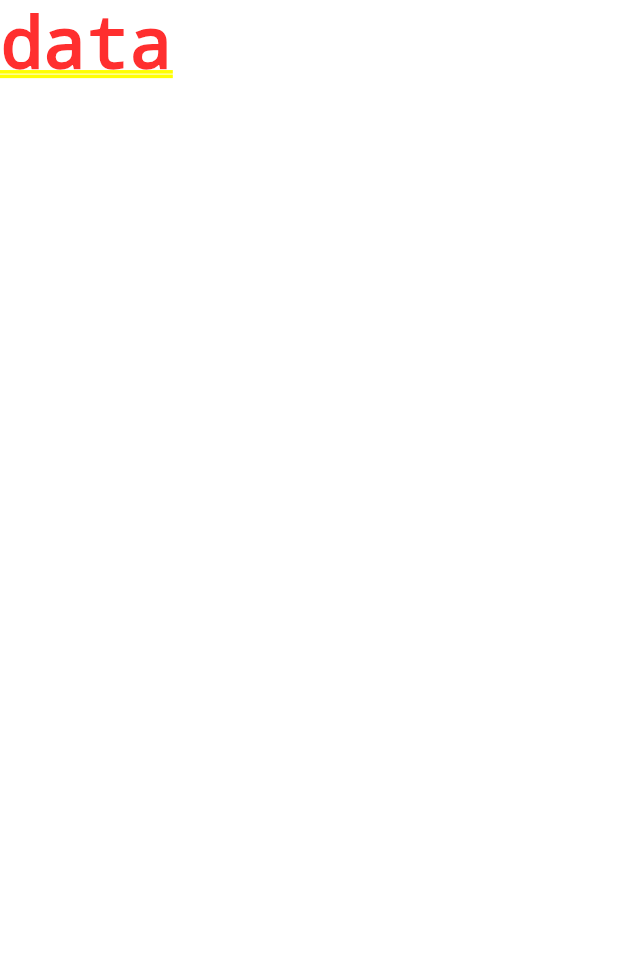
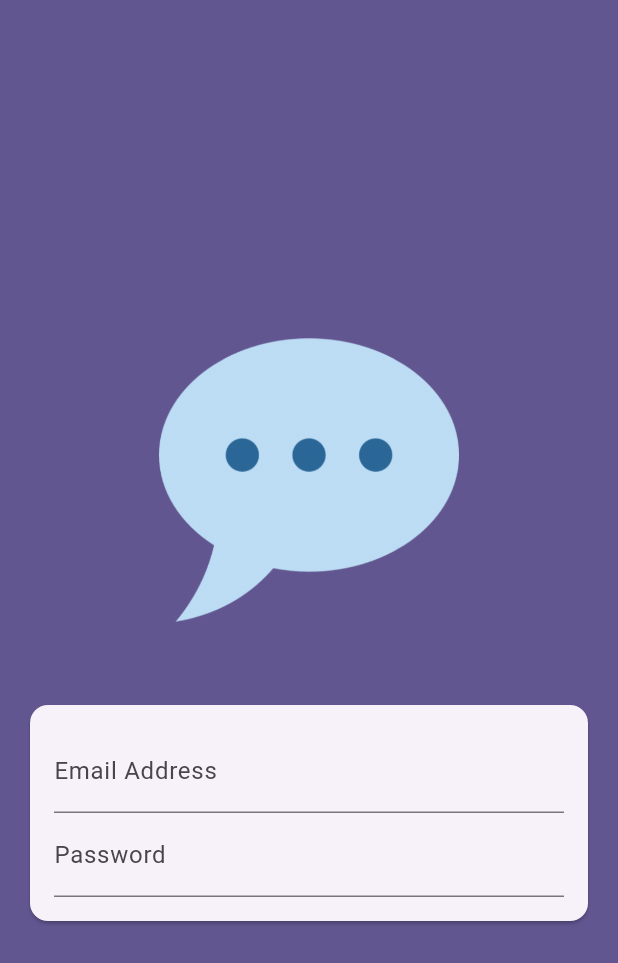
Before and after one commit to sachinsebastian1212/flutter_chat_app, a Flutter app: the screen it shows after launch, on a phone screen of 412 x 824 dp. Shown: the top 963 px of the screen. Run offline on Flutter 3.47's test engine with Material 3 defaults, Android fonts, the phone set to English and light mode, and no system bars.

Commit message:
start authentication screen

```diff
--- a/lib/main.dart
+++ b/lib/main.dart
@@ -1,4 +1,5 @@
 import 'package:flutter/material.dart';
+import 'package:flutter_chat_app/screens/auth.dart';
 
 void main() {
   runApp(const App());
@@ -16,7 +17,7 @@ class App extends StatelessWidget {
         colorScheme: ColorScheme.fromSeed(
             seedColor: const Color.fromARGB(255, 63, 17, 177)),
       ),
-      home: const Text('data')
+      home: const AuthScreen()
     );
   }
 }
--- /dev/null
+++ b/lib/screens/auth.dart
@@ -0,0 +1,58 @@
+import 'package:flutter/material.dart';
+
+class AuthScreen extends StatefulWidget {
+  const AuthScreen({super.key});
+
+  @override
+  State<AuthScreen> createState() => _AuthScreenState();
+}
+
+class _AuthScreenState extends State<AuthScreen> {
+  @override
+  Widget build(BuildContext context) {
+    return Scaffold(
+      backgroundColor: Theme.of(context).colorScheme.primary,
+      body: Center(
+        child: SingleChildScrollView(
+          child: Column(
+            mainAxisAlignment: MainAxisAlignment.center,
+            children: [
+              Container(
+                margin: const EdgeInsets.only(
+                    top: 30, bottom: 30, left: 20, right: 20),
+                width: 200,
+                child: Image.asset('assets/images/chat.png'),
+              ),
+              Card(
+                margin: const EdgeInsets.all(20),
+                child: SingleChildScrollView(
+                  child: Padding(
+                    padding: const EdgeInsets.all(16),
+                    child: Form(
+                        child: Column(
+                      mainAxisSize: MainAxisSize.min,
+                      children: [
+                        TextFormField(
+                          decoration:
+                              const InputDecoration(labelText: 'Email Address'),
+                          keyboardType: TextInputType.emailAddress,
+                          autocorrect: false,
+                          textCapitalization: TextCapitalization.none,
+                        ),
+                        TextFormField(
+                          decoration:
+                              const InputDecoration(labelText: 'Password'),
+                          obscureText: true,
+                        )
+                      ],
+                    )),
+                  ),
+                ),
+              )
+            ],
+          ),
+        ),
+      ),
+    );
+  }
+}
--- a/pubspec.yaml
+++ b/pubspec.yaml
@@ -17,3 +17,6 @@ dev_dependencies:
 
 flutter:
   uses-material-design: true
+
+  assets:
+    - assets/images/chat.png
```
Also changed, not shown: assets/images/chat.png (added).
